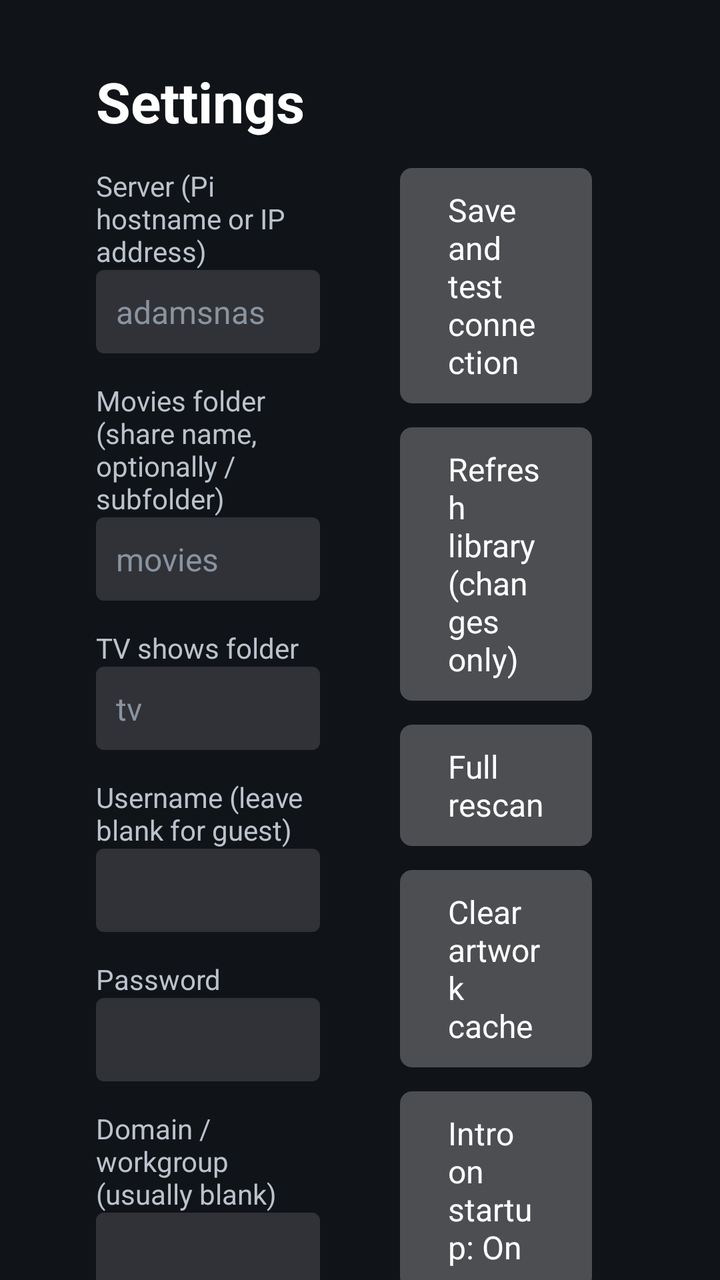
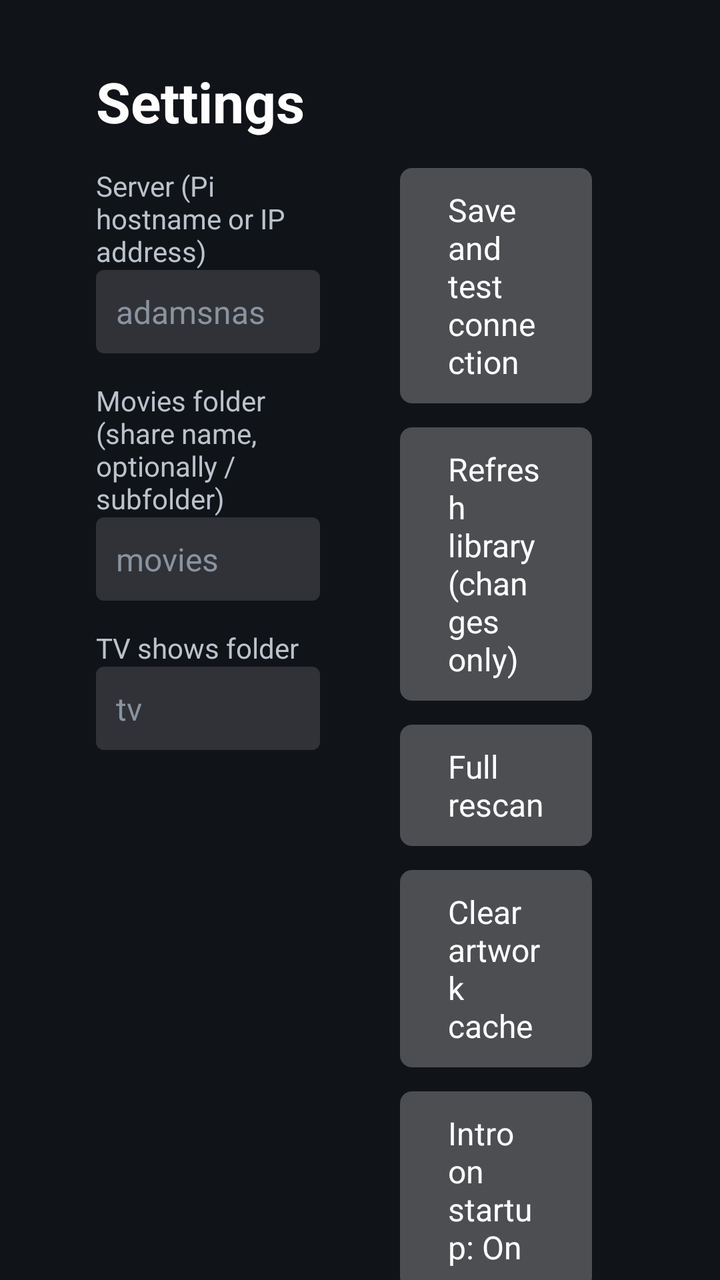

Compare the two renders of this Android layout. The source of the first and the diff that turns it into the second are given below.
<!-- AndroidManifest.xml: application theme Theme.RandyFlix -->
<!-- res/layout/activity_settings.xml -->
<?xml version="1.0" encoding="utf-8"?>
<ScrollView xmlns:android="http://schemas.android.com/apk/res/android"
    android:layout_width="match_parent"
    android:layout_height="match_parent"
    android:background="@color/bg">

    <LinearLayout
        android:layout_width="match_parent"
        android:layout_height="wrap_content"
        android:orientation="horizontal"
        android:paddingLeft="48dp"
        android:paddingTop="32dp"
        android:paddingRight="48dp"
        android:paddingBottom="32dp">

        <LinearLayout
            android:layout_width="0dp"
            android:layout_height="wrap_content"
            android:layout_weight="1"
            android:orientation="vertical">

            <TextView
                android:layout_width="wrap_content"
                android:layout_height="wrap_content"
                android:text="Settings"
                android:textColor="@color/text_primary"
                android:textSize="28sp"
                android:textStyle="bold" />

            <TextView style="@style/FieldLabel" android:text="Server (Pi hostname or IP address)" />
            <EditText android:id="@+id/host" style="@style/Field" android:hint="adamsnas" />

            <TextView style="@style/FieldLabel" android:text="Movies folder (share name, optionally /subfolder)" />
            <EditText android:id="@+id/movies" style="@style/Field" android:hint="movies" />

            <TextView style="@style/FieldLabel" android:text="TV shows folder" />
            <EditText android:id="@+id/tv" style="@style/Field" android:hint="tv" />

            <TextView style="@style/FieldLabel" android:text="Username (leave blank for guest)" />
            <EditText android:id="@+id/user" style="@style/Field" />

            <TextView style="@style/FieldLabel" android:text="Password" />
            <EditText android:id="@+id/password" style="@style/Field" android:inputType="textPassword" />

            <TextView style="@style/FieldLabel" android:text="Domain / workgroup (usually blank)" />
            <EditText android:id="@+id/domain" style="@style/Field" />
        </LinearLayout>

        <LinearLayout
            android:layout_width="0dp"
            android:layout_height="wrap_content"
            android:layout_marginStart="40dp"
            android:layout_weight="1"
            android:orientation="vertical"
            android:paddingTop="52dp">

            <Button android:id="@+id/save" style="@style/TvButton" android:layout_marginBottom="12dp" android:text="Save and test connection" />
            <Button android:id="@+id/refresh" style="@style/TvButton" android:layout_marginBottom="12dp" android:text="Refresh library (changes only)" />
            <Button android:id="@+id/full" style="@style/TvButton" android:layout_marginBottom="12dp" android:text="Full rescan" />
            <Button android:id="@+id/clear_images" style="@style/TvButton" android:layout_marginBottom="12dp" android:text="Clear artwork cache" />
            <Button android:id="@+id/intro" style="@style/TvButton" android:layout_marginBottom="12dp" android:text="Intro on startup: On" />

            <TextView
                android:id="@+id/status"
                android:layout_width="match_parent"
                android:layout_height="wrap_content"
                android:layout_marginTop="12dp"
                android:textColor="@color/text_secondary"
                android:textSize="15sp" />

            <TextView
                android:id="@+id/version"
                android:layout_width="wrap_content"
                android:layout_height="wrap_content"
                android:layout_marginTop="20dp"
                android:textColor="@color/text_dim"
                android:textSize="12sp" />
        </LinearLayout>
    </LinearLayout>
</ScrollView>
<!-- resources referenced by this layout -->
<resources>
  <color name="bg">#FF101318</color>
  <color name="text_dim">#FF8A93A0</color>
  <color name="text_primary">#FFFFFFFF</color>
  <color name="text_secondary">#FFBBC2CC</color>
  <style name="Field">
          <item name="android:layout_width">match_parent</item>
          <item name="android:layout_height">wrap_content</item>
          <item name="android:background">@drawable/field_bg</item>
          <item name="android:padding">10dp</item>
          <item name="android:textColor">@color/text_primary</item>
          <item name="android:textColorHint">@color/text_dim</item>
          <item name="android:textSize">16sp</item>
          <item name="android:singleLine">true</item>
          <item name="android:inputType">text</item>
      </style>
  <style name="FieldLabel">
          <item name="android:layout_width">match_parent</item>
          <item name="android:layout_height">wrap_content</item>
          <item name="android:layout_marginTop">14dp</item>
          <item name="android:textColor">@color/text_secondary</item>
          <item name="android:textSize">14sp</item>
      </style>
  <style name="TvButton">
          <item name="android:layout_width">wrap_content</item>
          <item name="android:layout_height">wrap_content</item>
          <item name="android:layout_marginEnd">16dp</item>
          <item name="android:background">@drawable/btn_bg</item>
          <item name="android:textColor">@color/btn_text</item>
          <item name="android:textSize">16sp</item>
          <item name="android:textAllCaps">false</item>
          <item name="android:paddingLeft">24dp</item>
          <item name="android:paddingRight">24dp</item>
          <item name="android:paddingTop">10dp</item>
          <item name="android:paddingBottom">10dp</item>
          <item name="android:minHeight">0dp</item>
          <item name="android:minWidth">0dp</item>
          <item name="android:focusable">true</item>
          <item name="android:stateListAnimator">@null</item>
      </style>
  <style name="Theme.RandyFlix" parent="Theme.Leanback">
          <item name="android:windowBackground">@color/bg</item>
          <item name="android:colorAccent">@color/accent</item>
      </style>
  <!-- drawable field_bg (drawable) -->
  <?xml version="1.0" encoding="utf-8"?>
  <selector xmlns:android="http://schemas.android.com/apk/res/android">
      <item android:state_focused="true">
          <shape android:shape="rectangle">
              <solid android:color="#33FFFFFF" />
              <stroke android:width="2dp" android:color="@color/accent" />
              <corners android:radius="4dp" />
          </shape>
      </item>
      <item>
          <shape android:shape="rectangle">
              <solid android:color="#22FFFFFF" />
              <corners android:radius="4dp" />
          </shape>
      </item>
  </selector>
  <!-- drawable btn_bg (drawable) -->
  <?xml version="1.0" encoding="utf-8"?>
  <selector xmlns:android="http://schemas.android.com/apk/res/android">
      <item android:state_focused="true">
          <shape android:shape="rectangle">
              <solid android:color="@color/accent" />
              <corners android:radius="6dp" />
          </shape>
      </item>
      <item>
          <shape android:shape="rectangle">
              <solid android:color="#40FFFFFF" />
              <corners android:radius="6dp" />
          </shape>
      </item>
  </selector>
  <color name="accent">#FFF5A623</color>
</resources>

<!-- the commit's change to res/layout/activity_settings.xml (unified diff, before → after) -->
@@ -35,15 +35,6 @@
 
             <TextView style="@style/FieldLabel" android:text="TV shows folder" />
             <EditText android:id="@+id/tv" style="@style/Field" android:hint="tv" />
-
-            <TextView style="@style/FieldLabel" android:text="Username (leave blank for guest)" />
-            <EditText android:id="@+id/user" style="@style/Field" />
-
-            <TextView style="@style/FieldLabel" android:text="Password" />
-            <EditText android:id="@+id/password" style="@style/Field" android:inputType="textPassword" />
-
-            <TextView style="@style/FieldLabel" android:text="Domain / workgroup (usually blank)" />
-            <EditText android:id="@+id/domain" style="@style/Field" />
         </LinearLayout>
 
         <LinearLayout
